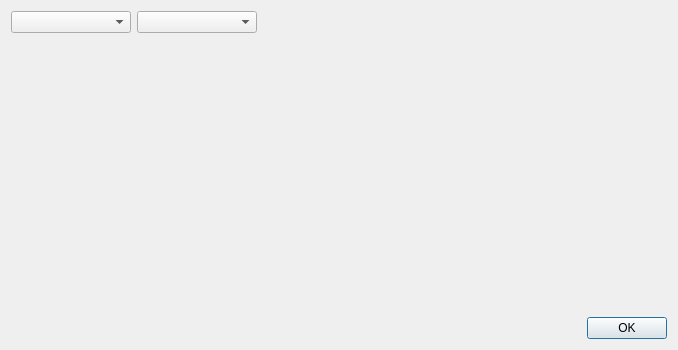
Old version of the form XAbstractWidgets/dialogxstruct.ui in the repository horsicq/FormatWidgets.
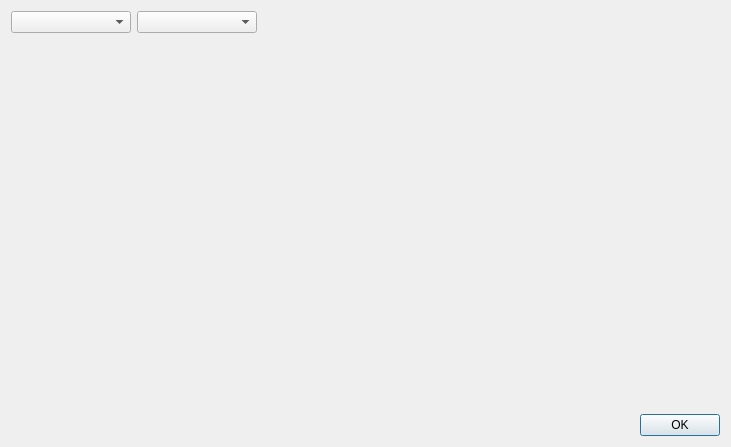
New version of the form.

The edit to the form file:
```diff
--- a/XAbstractWidgets/dialogxstruct.ui
+++ b/XAbstractWidgets/dialogxstruct.ui
@@ -9,8 +9,8 @@
    <rect>
     <x>0</x>
     <y>0</y>
-    <width>678</width>
-    <height>350</height>
+    <width>731</width>
+    <height>447</height>
    </rect>
   </property>
   <property name="windowTitle">
```
